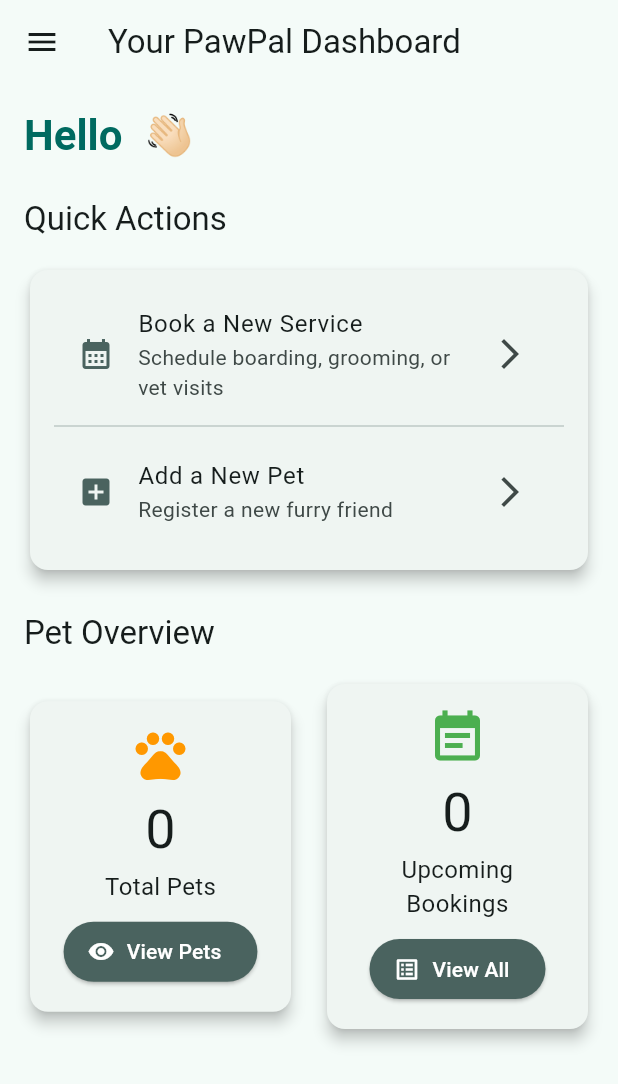
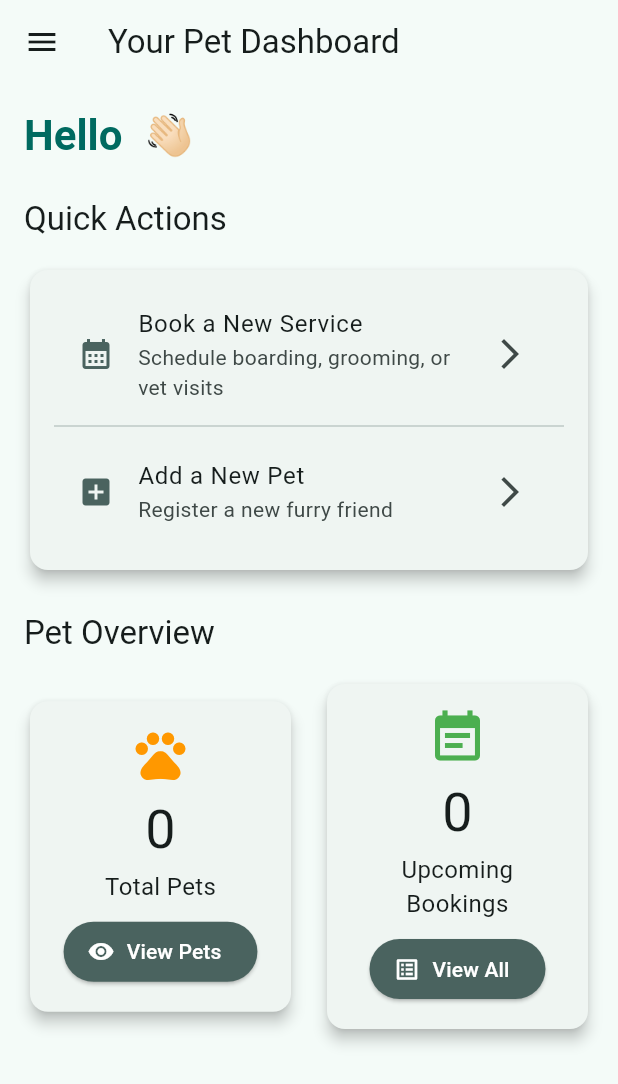
Before and after one commit to AMuthua/pawpal_1_0, a Flutter app: the HomeScreen screen opened by its route, on a phone screen of 412 x 824 dp. Shown: the top 1084 px of the screen. Run offline on Flutter 3.47's test engine with Material 3 defaults, Android fonts, the phone set to English and light mode, and no system bars; our stand-ins replace flutter_dotenv, go_router, supabase_flutter; accounts and stored records are empty; network calls fail.

Commit message:
The Journey Continues

```diff
--- a/lib/features/home/home_screen.dart
+++ b/lib/features/home/home_screen.dart
@@ -364,7 +364,7 @@ class HomeScreen extends StatelessWidget {
 
     return Scaffold(
       appBar: AppBar(
-        title: const Text('Your PawPal Dashboard'),
+        title: const Text('Your Pet Dashboard'),
         // actions: [
         //   IconButton(
         //     onPressed: () => _logout(context),
@@ -497,7 +497,7 @@ class HomeScreen extends StatelessWidget {
                       title: const Text('Add a New Pet'),
                       subtitle: const Text('Register a new furry friend'),
                       trailing: const Icon(Icons.arrow_forward_ios),
-                      onTap: () => context.go('/pets/add'), // Assuming you'll have an Add Pet route
+                      onTap: () => context.push('/pets/add'), // Assuming you'll have an Add Pet route
                     ),
                   ],
                 ),
--- a/lib/routes/app_routes.dart
+++ b/lib/routes/app_routes.dart
@@ -19,6 +19,7 @@ final GoRouter appRouter = GoRouter(
     GoRoute(path: '/home', builder: (context, state) => const HomeScreen()),
     GoRoute(path: '/book', builder: (context, state) => const BookServiceScreen()),
     GoRoute(path: '/pets', builder: (context, state) => const PlaceholderScreen(title: 'Pet Profiles')),
+    GoRoute(path: '/pets/add', builder: (context, state) => const PlaceholderScreen(title: 'Adding Pets')),
     GoRoute(path: '/support', builder: (context, state) => const PlaceholderScreen(title: 'Support')),
   ],
 );
```
